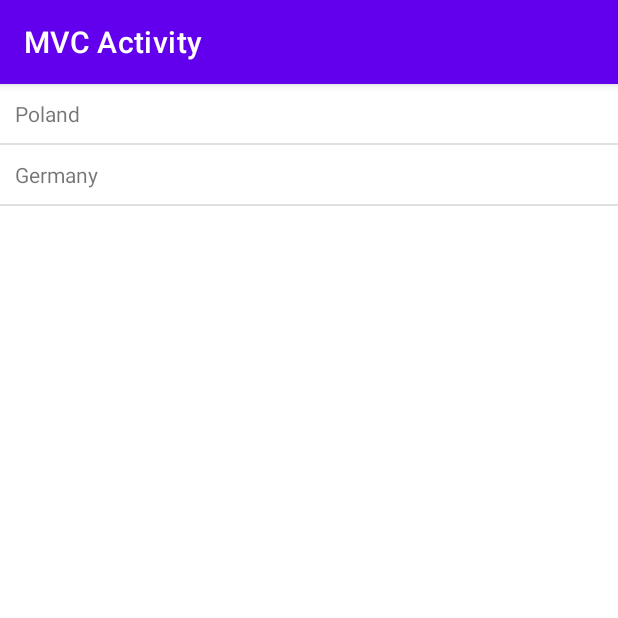
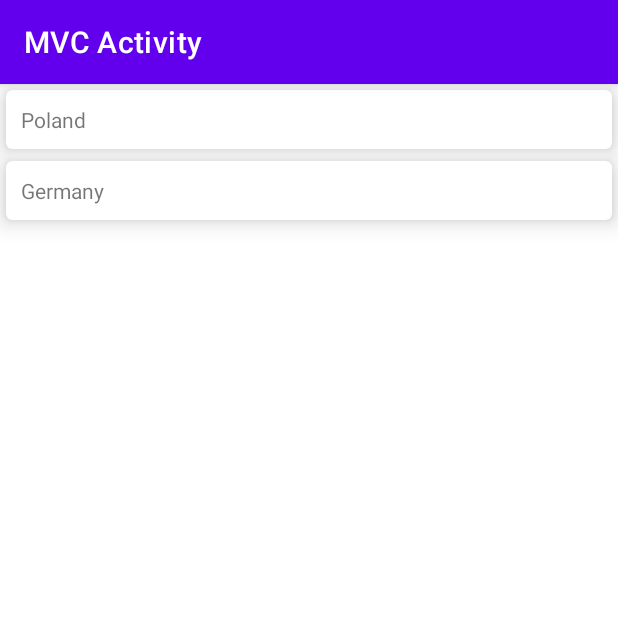
Before and after one commit to wojciechnowaczyk/Java-Kotlin, an Android app: the MVCActivity screen opened directly, with no data from a screen before it, on a phone screen of 412 x 824 dp, the top half of it. Run offline under Robolectric (Android 15) with nearby library versions, the phone set to English and light mode, and no system bars.

Commit message:
MVC example was implemented

```diff
--- a/AndroidArchitectures/app/src/main/AndroidManifest.xml
+++ b/AndroidArchitectures/app/src/main/AndroidManifest.xml
@@ -2,6 +2,8 @@
 <manifest xmlns:android="http://schemas.android.com/apk/res/android"
     xmlns:tools="http://schemas.android.com/tools"
     package="com.example.androidarchitectures">
+
+    <uses-permission android:name="android.permission.INTERNET"></uses-permission>
 
     <application
         android:allowBackup="true"
--- /dev/null
+++ b/AndroidArchitectures/app/src/main/java/com/example/androidarchitectures/CountriesAdapter.kt
@@ -0,0 +1,47 @@
+
+
+import android.view.LayoutInflater
+import android.view.View
+import android.view.ViewGroup
+import android.widget.TextView
+import androidx.recyclerview.widget.RecyclerView
+import com.example.androidarchitectures.R
+
+class CountriesAdapter(
+    // on below line we are passing variables
+    // as course list and context
+    private var countriesList: ArrayList<String>,
+) : RecyclerView.Adapter<CountriesAdapter.ViewHolder>() {
+    override fun onCreateViewHolder(
+        parent: ViewGroup,
+        viewType: Int
+    ): CountriesAdapter.ViewHolder {
+        // this method is use to inflate the layout file
+        // which we have created for our recycler view.
+        // on below line we are inflating our layout file.
+        val itemView = LayoutInflater.from(parent.context).inflate(
+            R.layout.row_layout,
+            parent, false
+        )
+        // at last we are returning our view holder
+        // class with our item View File.
+        return CountriesAdapter.ViewHolder(itemView)
+    }
+
+    override fun onBindViewHolder(holder: CountriesAdapter.ViewHolder, position: Int) {
+        // on below line we are setting text to our text view.
+        holder.countryTV.text = countriesList.get(position)
+    }
+
+    override fun getItemCount(): Int {
+        // on below line we are
+        // returning the size of list.
+        return countriesList.size
+    }
+
+    class ViewHolder(itemView: View) : RecyclerView.ViewHolder(itemView) {
+        // on below line we are initializing our text view.
+        val countryTV: TextView = itemView.findViewById(R.id.listText)
+    }
+
+}
--- a/AndroidArchitectures/app/src/main/java/com/example/androidarchitectures/model/CountriesAPI.kt
+++ b/AndroidArchitectures/app/src/main/java/com/example/androidarchitectures/model/CountriesAPI.kt
@@ -5,6 +5,6 @@ import retrofit2.Call
 
 interface CountriesAPI {
     @GET("all")
-    fun getCountries() : Call<CountriesResponse>
+    fun getCountries() : Call<List<CountriesResponse>>
 
 }
--- a/AndroidArchitectures/app/src/main/java/com/example/androidarchitectures/model/CountriesResponse.kt
+++ b/AndroidArchitectures/app/src/main/java/com/example/androidarchitectures/model/CountriesResponse.kt
@@ -3,5 +3,5 @@ package com.example.androidarchitectures.model
 import java.io.Serializable
 
 data class CountriesResponse (
-    val name: String,
+    val name: Country
 ): Serializable
--- a/AndroidArchitectures/app/src/main/java/com/example/androidarchitectures/model/CountriesService.kt
+++ b/AndroidArchitectures/app/src/main/java/com/example/androidarchitectures/model/CountriesService.kt
@@ -7,22 +7,22 @@ import retrofit2.adapter.rxjava2.RxJava2CallAdapterFactory
 import retrofit2.converter.gson.GsonConverterFactory
 
 class CountriesService {
-    private var listCall: Call<CountriesResponse>? = null;
+    private var listCall: Call<List<CountriesResponse>>? = null;
 
     constructor(){
         val retrofit : Retrofit = Retrofit.Builder()
             .baseUrl(Constants.BASE_URL)
             .addConverterFactory(GsonConverterFactory.create())
-            .addCallAdapterFactory(RxJava2CallAdapterFactory.create())
+//            .addCallAdapterFactory(RxJava2CallAdapterFactory.create())
             .build()
 
         val service : CountriesAPI = retrofit
-            .create(CountriesAPI::class.java)
+            .create<CountriesAPI>(CountriesAPI::class.java)
 
         listCall = service.getCountries()
     }
 
-    fun getCountries(): Call<CountriesResponse>? {
+    fun getCountries(): Call<List<CountriesResponse>>? {
         return listCall
     }
 }
--- a/AndroidArchitectures/app/src/main/java/com/example/androidarchitectures/model/Country.kt
+++ b/AndroidArchitectures/app/src/main/java/com/example/androidarchitectures/model/Country.kt
@@ -3,6 +3,6 @@ package com.example.androidarchitectures.model
 import com.google.gson.annotations.SerializedName
 
 class Country {
-    @SerializedName("name")
-    lateinit var countryName: String;
+    @SerializedName("common")
+    lateinit var common: String;
 }
--- /dev/null
+++ b/AndroidArchitectures/app/src/main/java/com/example/androidarchitectures/mvc/CountriesController.kt
@@ -0,0 +1,48 @@
+package com.example.androidarchitectures.mvc
+
+import android.util.Log
+import com.example.androidarchitectures.model.CountriesResponse
+import com.example.androidarchitectures.model.CountriesService
+import retrofit2.Call
+import retrofit2.Callback
+import retrofit2.Response
+
+class CountriesController {
+    var view: MVCActivity;
+    var service: CountriesService;
+
+    constructor(view: MVCActivity){
+        this.view = view;
+        service = CountriesService();
+        fetchCountries();
+    }
+
+    private fun fetchCountries() {
+
+        service.getCountries()
+
+        service.getCountries()?.enqueue(object : Callback<List<CountriesResponse>> {
+            override fun onResponse(
+                call: Call<List<CountriesResponse>>,
+                response: Response<List<CountriesResponse>>
+            ) {
+                if (response.isSuccessful) {
+                    val countries = response.body()
+                    val countryNames : ArrayList<String> = ArrayList();
+                    if (countries != null) {
+                        for (country in countries){
+                            countryNames.add(country.name.common)
+                        }
+                        view.setValues(countryNames)
+                    }
+                } else {
+                    val code = response.code()
+                }
+            }
+
+            override fun onFailure(call: Call<List<CountriesResponse>>, t: Throwable) {
+                Log.i("FAILURE ERROR", t.message.toString())
+            }
+        })
+    }
+}
--- a/AndroidArchitectures/app/src/main/java/com/example/androidarchitectures/mvc/MVCActivity.kt
+++ b/AndroidArchitectures/app/src/main/java/com/example/androidarchitectures/mvc/MVCActivity.kt
@@ -1,29 +1,38 @@
 package com.example.androidarchitectures.mvc
 
+import CountriesAdapter
+import android.annotation.SuppressLint
 import android.content.Context
 import android.content.Intent
 import androidx.appcompat.app.AppCompatActivity
 import android.os.Bundle
 import android.view.View
 import android.widget.*
+import androidx.recyclerview.widget.RecyclerView
 import com.example.androidarchitectures.R
 
 public class MVCActivity : AppCompatActivity() {
-    private var listValues: ArrayList<String> = ArrayList();
-    lateinit var adapter: ListAdapter;
-    lateinit var list: ListView
+    private var listValues: ArrayList<String> = ArrayList()
+    lateinit var countriesAdapter: CountriesAdapter
+    lateinit var listRV: RecyclerView
+    lateinit var controller: CountriesController
     override fun onCreate(savedInstanceState: Bundle?) {
         super.onCreate(savedInstanceState)
         setContentView(R.layout.activity_mvcactivity)
         title = "MVC Activity"
 
-        list = findViewById(R.id.list);
-        adapter = ArrayAdapter<String>(this, R.layout.row_layout, R.id.listText, listValues)
+        controller = CountriesController(this)
 
-        list.adapter = adapter
-        list.setOnItemClickListener { adapterView: AdapterView<*>, view1: View, i: Int, l: Long ->
-            Toast.makeText(this, "You clicked item list", Toast.LENGTH_LONG)
-        }
+        listRV = findViewById(R.id.list);
+        countriesAdapter = CountriesAdapter(countriesList = listValues)
+        listRV.adapter = countriesAdapter
+        countriesAdapter.notifyDataSetChanged()
+//        adapter = ArrayAdapter<String>(this, R.layout.row_layout, R.id.listText, listValues)
+//
+//        list.adapter = adapter
+//        list.setOnItemClickListener { adapterView: AdapterView<*>, view1: View, i: Int, l: Long ->
+//            Toast.makeText(this, "You clicked item list", Toast.LENGTH_LONG)
+//        }
         var testList : ArrayList<String> = ArrayList();
         testList.add("Poland");
         testList.add("Germany")
@@ -32,8 +41,10 @@ public class MVCActivity : AppCompatActivity() {
         }
     }
 
+    @SuppressLint("NotifyDataSetChanged")
     fun setValues(values : List<String>){
         listValues.clear();
         listValues.addAll(values)
+        countriesAdapter.notifyDataSetChanged()
     }
 }
--- a/AndroidArchitectures/app/src/main/res/layout/activity_mvcactivity.xml
+++ b/AndroidArchitectures/app/src/main/res/layout/activity_mvcactivity.xml
@@ -5,11 +5,11 @@
     android:layout_width="match_parent"
     android:layout_height="match_parent"
     tools:context=".mvc.MVCActivity">
-    <ListView
+    <androidx.recyclerview.widget.RecyclerView
         android:id="@+id/list"
         android:layout_width="match_parent"
         android:layout_height="match_parent"
-        android:background="#ffffff"
+        app:layoutManager="androidx.recyclerview.widget.LinearLayoutManager"
         />
 
 
--- a/AndroidArchitectures/app/src/main/res/layout/row_layout.xml
+++ b/AndroidArchitectures/app/src/main/res/layout/row_layout.xml
@@ -1,11 +1,20 @@
 <?xml version="1.0" encoding="utf-8"?>
-<LinearLayout xmlns:android="http://schemas.android.com/apk/res/android"
+<androidx.cardview.widget.CardView
+    xmlns:android="http://schemas.android.com/apk/res/android"
+    xmlns:app="http://schemas.android.com/apk/res-auto"
     android:layout_width="match_parent"
-    android:layout_height="match_parent">
-    <TextView
-        android:id="@+id/listText"
+    android:layout_height="wrap_content"
+    android:layout_margin="4dp"
+    app:cardCornerRadius="4dp"
+    app:cardElevation="9dp">
+    <RelativeLayout
         android:layout_width="match_parent"
-        android:layout_height="wrap_content"
-        android:padding="10dp"
-        />
-</LinearLayout>
+        android:layout_height="wrap_content">
+        <TextView
+            android:id="@+id/listText"
+            android:layout_width="match_parent"
+            android:layout_height="wrap_content"
+            android:padding="10dp"
+            />
+    </RelativeLayout>
+</androidx.cardview.widget.CardView>
```
